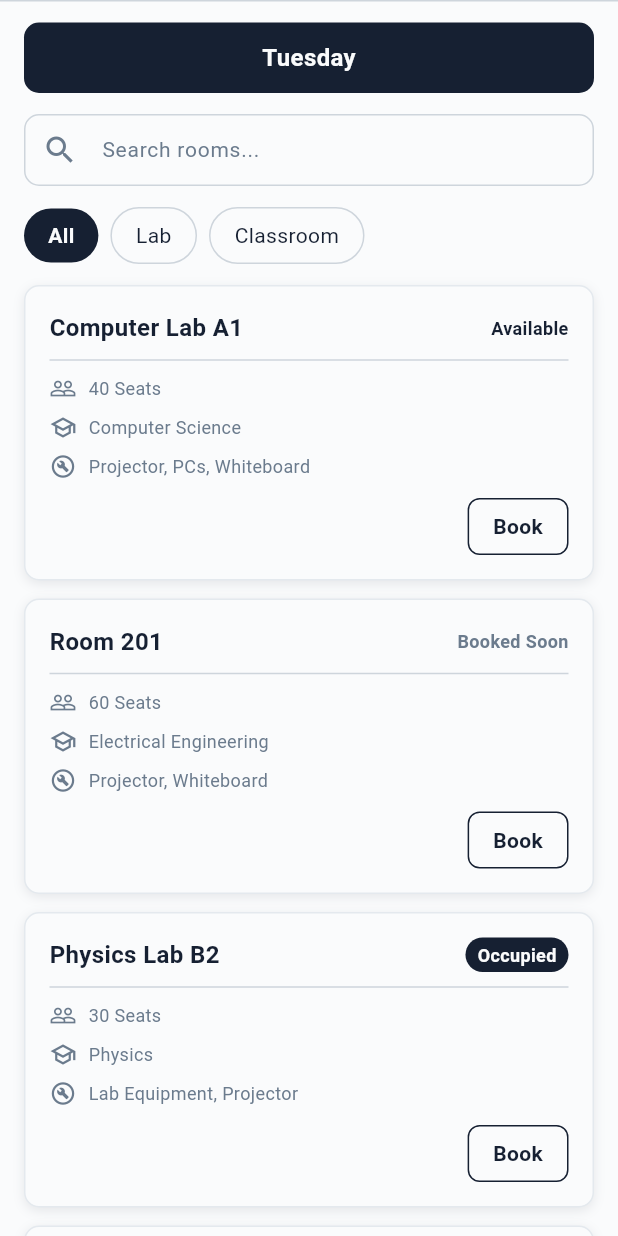
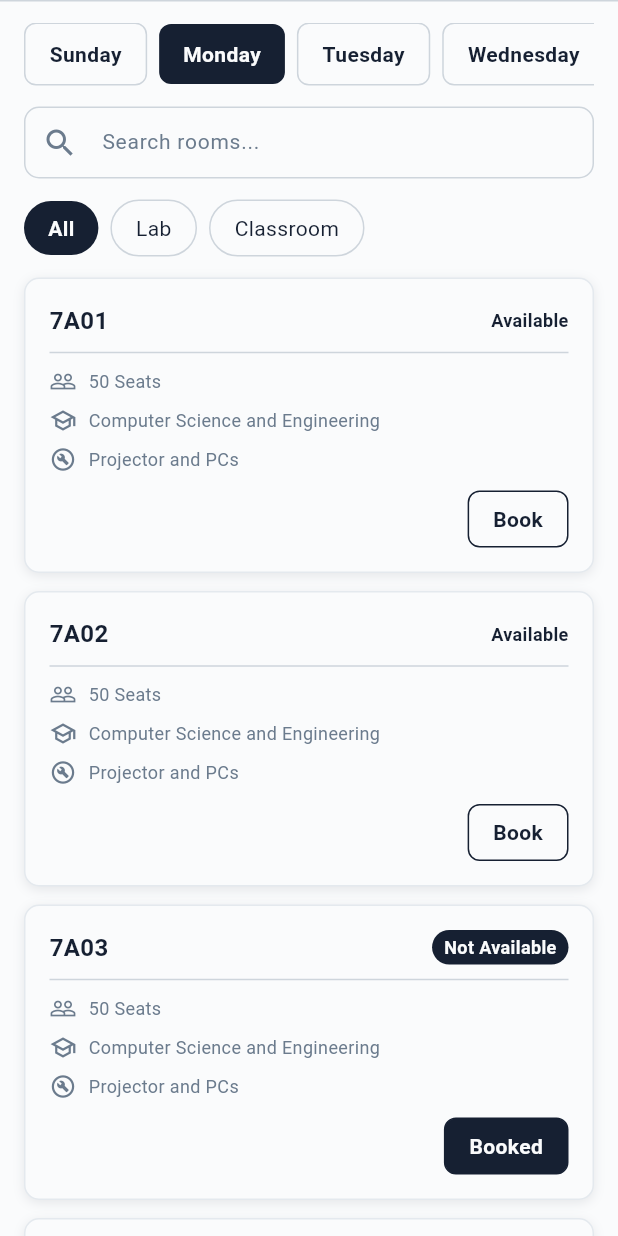
Before and after one commit to Ahnaf181419/CampusX, a Flutter app: the RoomsPage screen opened directly, on a phone screen of 412 x 824 dp. Run offline on Flutter 3.47's test engine with Material 3 defaults, Android fonts, the phone set to English and light mode, and no system bars; our stand-ins replace audioplayers, shared_preferences; accounts and stored records are empty.

Commit message:
room page update

```diff
--- a/lib/features/rooms/models/room_model.dart
+++ b/lib/features/rooms/models/room_model.dart
@@ -1,6 +1,6 @@
-enum RoomType { lab, classRoom }
+enum RoomType { classRoom, lab }
 
-enum RoomStatus { available, bookedSoon, occupied }
+enum RoomStatus { available, occupied }
 
 class RoomModel {
   const RoomModel({
@@ -49,49 +49,187 @@ class RoomModel {
 }
 
 const List<RoomModel> kDummyRooms = [
+  // 7A Wing - Classrooms
   RoomModel(
     id: '1',
-    name: 'Computer Lab A1',
-    type: RoomType.lab,
+    name: '7A01',
+    type: RoomType.classRoom,
     status: RoomStatus.available,
-    capacity: 40,
-    department: 'Computer Science',
-    equipment: 'Projector, PCs, Whiteboard',
+    capacity: 50,
+    department: 'Computer Science and Engineering',
+    equipment: 'Projector and PCs',
   ),
   RoomModel(
     id: '2',
-    name: 'Room 201',
+    name: '7A02',
     type: RoomType.classRoom,
-    status: RoomStatus.bookedSoon,
-    capacity: 60,
-    department: 'Electrical Engineering',
-    equipment: 'Projector, Whiteboard',
+    status: RoomStatus.available,
+    capacity: 50,
+    department: 'Computer Science and Engineering',
+    equipment: 'Projector and PCs',
   ),
   RoomModel(
     id: '3',
-    name: 'Physics Lab B2',
-    type: RoomType.lab,
+    name: '7A03',
+    type: RoomType.classRoom,
     status: RoomStatus.occupied,
-    capacity: 30,
-    department: 'Physics',
-    equipment: 'Lab Equipment, Projector',
+    capacity: 50,
+    department: 'Computer Science and Engineering',
+    equipment: 'Projector and PCs',
   ),
   RoomModel(
     id: '4',
-    name: 'Room 305',
+    name: '7A04',
     type: RoomType.classRoom,
     status: RoomStatus.available,
     capacity: 50,
-    department: 'Business Studies',
-    equipment: 'Projector, Sound System',
+    department: 'Computer Science and Engineering',
+    equipment: 'Projector and PCs',
   ),
   RoomModel(
     id: '5',
-    name: 'Network Lab C1',
+    name: '7A05',
+    type: RoomType.classRoom,
+    status: RoomStatus.occupied,
+    capacity: 50,
+    department: 'Computer Science and Engineering',
+    equipment: 'Projector and PCs',
+  ),
+  RoomModel(
+    id: '6',
+    name: '7A06',
+    type: RoomType.classRoom,
+    status: RoomStatus.available,
+    capacity: 50,
+    department: 'Computer Science and Engineering',
+    equipment: 'Projector and PCs',
+  ),
+  // 7B Wing - Labs
+  RoomModel(
+    id: '7',
+    name: '7B01',
     type: RoomType.lab,
-    status: RoomStatus.bookedSoon,
+    status: RoomStatus.available,
     capacity: 25,
-    department: 'Computer Science',
-    equipment: 'Servers, PCs, Switches',
+    department: 'Computer Science and Engineering',
+    equipment: 'Projector and PCs',
+  ),
+  RoomModel(
+    id: '8',
+    name: '7B02',
+    type: RoomType.lab,
+    status: RoomStatus.occupied,
+    capacity: 25,
+    department: 'Computer Science and Engineering',
+    equipment: 'Projector and PCs',
+  ),
+  RoomModel(
+    id: '9',
+    name: '7B03',
+    type: RoomType.lab,
+    status: RoomStatus.occupied,
+    capacity: 25,
+    department: 'Computer Science and Engineering',
+    equipment: 'Projector and PCs',
+  ),
+  RoomModel(
+    id: '10',
+    name: '7B04',
+    type: RoomType.lab,
+    status: RoomStatus.available,
+    capacity: 25,
+    department: 'Computer Science and Engineering',
+    equipment: 'Projector and PCs',
+  ),
+  RoomModel(
+    id: '11',
+    name: '7B05',
+    type: RoomType.lab,
+    status: RoomStatus.available,
+    capacity: 25,
+    department: 'Computer Science and Engineering',
+    equipment: 'Projector and PCs',
+  ),
+  RoomModel(
+    id: '12',
+    name: '7B06',
+    type: RoomType.lab,
+    status: RoomStatus.occupied,
+    capacity: 25,
+    department: 'Computer Science and Engineering',
+    equipment: 'Projector and PCs',
+  ),
+  RoomModel(
+    id: '13',
+    name: '7B07',
+    type: RoomType.lab,
+    status: RoomStatus.occupied,
+    capacity: 25,
+    department: 'Computer Science and Engineering',
+    equipment: 'Projector and PCs',
+  ),
+  RoomModel(
+    id: '14',
+    name: '7B08',
+    type: RoomType.lab,
+    status: RoomStatus.available,
+    capacity: 25,
+    department: 'Computer Science and Engineering',
+    equipment: 'Projector and PCs',
+  ),
+  // 7C Wing - Classrooms
+  RoomModel(
+    id: '15',
+    name: '7C01',
+    type: RoomType.classRoom,
+    status: RoomStatus.available,
+    capacity: 50,
+    department: 'Computer Science and Engineering',
+    equipment: 'Projector and PCs',
+  ),
+  RoomModel(
+    id: '16',
+    name: '7C02',
+    type: RoomType.classRoom,
+    status: RoomStatus.occupied,
+    capacity: 50,
+    department: 'Computer Science and Engineering',
+    equipment: 'Projector and PCs',
+  ),
+  RoomModel(
+    id: '17',
+    name: '7C03',
+    type: RoomType.classRoom,
+    status: RoomStatus.occupied,
+    capacity: 50,
+    department: 'Computer Science and Engineering',
+    equipment: 'Projector and PCs',
+  ),
+  RoomModel(
+    id: '18',
+    name: '7C04',
+    type: RoomType.classRoom,
+    status: RoomStatus.available,
+    capacity: 50,
+    department: 'Computer Science and Engineering',
+    equipment: 'Projector and PCs',
+  ),
+  RoomModel(
+    id: '19',
+    name: '7C05',
+    type: RoomType.classRoom,
+    status: RoomStatus.available,
+    capacity: 50,
+    department: 'Computer Science and Engineering',
+    equipment: 'Projector and PCs',
+  ),
+  RoomModel(
+    id: '20',
+    name: '7C06',
+    type: RoomType.classRoom,
+    status: RoomStatus.occupied,
+    capacity: 50,
+    department: 'Computer Science and Engineering',
+    equipment: 'Projector and PCs',
   ),
 ];
--- a/lib/features/rooms/rooms_page.dart
+++ b/lib/features/rooms/rooms_page.dart
@@ -2,7 +2,7 @@ import 'package:flutter/material.dart';
 import 'package:campus_x/core/theme/app_colors.dart';
 import 'package:campus_x/core/theme/app_text_styles.dart';
 import 'package:campus_x/features/rooms/models/room_model.dart';
-import 'package:campus_x/features/rooms/widgets/date_button.dart';
+import 'package:campus_x/features/rooms/widgets/day_selector.dart';
 import 'package:campus_x/features/rooms/widgets/room_card.dart';
 import 'package:campus_x/features/rooms/widgets/room_filter_chips.dart';
 
@@ -15,16 +15,24 @@ class RoomsPage extends StatefulWidget {
 
 class _RoomsPageState extends State<RoomsPage> {
   RoomFilter _selectedFilter = RoomFilter.all;
+  late int _selectedDay;
+  String _searchQuery = '';
 
-  static const List<String> _dayNames = [
-    'Monday',
-    'Tuesday',
-    'Wednesday',
-    'Thursday',
-    'Friday',
-    'Saturday',
-    'Sunday',
-  ];
+  static const List<int> _workingDays = [
+    0,
+    1,
+    2,
+    3,
+    6,
+  ]; // Sun, Mon, Tue, Wed, Thu
+
+  @override
+  void initState() {
+    super.initState();
+    // Initialize with today's day (0=Monday, 6=Sunday)
+    // DateTime.weekday: 1=Monday, 7=Sunday
+    _selectedDay = DateTime.now().weekday - 1;
+  }
 
   List<RoomModel> get _filteredRooms {
     return kDummyRooms.where((room) {
@@ -35,14 +43,18 @@ class _RoomsPageState extends State<RoomsPage> {
           room.type != RoomType.classRoom) {
         return false;
       }
+      if (_searchQuery.isNotEmpty &&
+          !room.name.toLowerCase().contains(_searchQuery.toLowerCase())) {
+        return false;
+      }
       return true;
     }).toList();
   }
 
   @override
   Widget build(BuildContext context) {
-    final dayLabel = _dayNames[DateTime.now().weekday - 1];
     final rooms = _filteredRooms;
+    final isWeekend = !_workingDays.contains(_selectedDay);
 
     return Scaffold(
       backgroundColor: AppColors.white,
@@ -57,14 +69,36 @@ class _RoomsPageState extends State<RoomsPage> {
                 children: [
                   const SizedBox(height: 14),
 
-                  // Date button
-                  DateButton(dayLabel: dayLabel),
+                  // Day selector
+                  DaySelector(
+                    selectedDay: _selectedDay,
+                    onDayChanged: (day) {
+                      setState(() => _selectedDay = day);
+                    },
+                  ),
 
                   const SizedBox(height: 14),
 
-                  // Search field (dummy — no filtering)
+                  // Show "No Classes Today" message for weekends
+                  if (isWeekend)
+                    Center(
+                      child: Padding(
+                        padding: const EdgeInsets.symmetric(vertical: 32),
+                        child: Text(
+                          'No Classes Today',
+                          style: AppTextStyles.bodyLarge.copyWith(
+                            fontWeight: FontWeight.w600,
+                            color: AppColors.ash,
+                          ),
+                        ),
+                      ),
+                    )
+                  else ...[
+                    // Search field
                     TextField(
-                    readOnly: true,
+                      onChanged: (value) {
+                        setState(() => _searchQuery = value);
+                      },
                       style: AppTextStyles.bodyMedium,
                       decoration: InputDecoration(
                         hintText: 'Search rooms...',
@@ -83,11 +117,15 @@ class _RoomsPageState extends State<RoomsPage> {
                         ),
                         border: OutlineInputBorder(
                           borderRadius: BorderRadius.circular(10),
-                        borderSide: const BorderSide(color: AppColors.ashLight),
+                          borderSide: const BorderSide(
+                            color: AppColors.ashLight,
+                          ),
                         ),
                         enabledBorder: OutlineInputBorder(
                           borderRadius: BorderRadius.circular(10),
-                        borderSide: const BorderSide(color: AppColors.ashLight),
+                          borderSide: const BorderSide(
+                            color: AppColors.ashLight,
+                          ),
                         ),
                         focusedBorder: OutlineInputBorder(
                           borderRadius: BorderRadius.circular(10),
@@ -119,6 +157,7 @@ class _RoomsPageState extends State<RoomsPage> {
                         return RoomCard(room: rooms[index]);
                       },
                     ),
+                  ],
 
                   const SizedBox(height: 24),
                 ],
--- /dev/null
+++ b/lib/features/rooms/widgets/day_selector.dart
@@ -0,0 +1,65 @@
+import 'package:flutter/material.dart';
+import 'package:campus_x/core/theme/app_colors.dart';
+import 'package:campus_x/core/theme/app_text_styles.dart';
+
+class DaySelector extends StatelessWidget {
+  const DaySelector({
+    super.key,
+    required this.selectedDay,
+    required this.onDayChanged,
+  });
+
+  final int selectedDay; // 0-6: Monday-Sunday
+  final ValueChanged<int> onDayChanged;
+
+  static const List<String> _dayNames = [
+    'Sunday',
+    'Monday',
+    'Tuesday',
+    'Wednesday',
+    'Thursday',
+    'Friday',
+    'Saturday',
+  ];
+
+  @override
+  Widget build(BuildContext context) {
+    return SingleChildScrollView(
+      scrollDirection: Axis.horizontal,
+      child: Row(
+        children: List.generate(_dayNames.length, (index) {
+          final isSelected = selectedDay == index;
+          return Padding(
+            padding: EdgeInsets.only(
+              left: index == 0 ? 0 : 8,
+              right: index == _dayNames.length - 1 ? 0 : 0,
+            ),
+            child: GestureDetector(
+              onTap: () => onDayChanged(index),
+              child: Container(
+                padding: const EdgeInsets.symmetric(
+                  horizontal: 16,
+                  vertical: 10,
+                ),
+                decoration: BoxDecoration(
+                  color: isSelected ? AppColors.black : AppColors.white,
+                  border: isSelected
+                      ? null
+                      : Border.all(color: AppColors.ashLight, width: 1),
+                  borderRadius: BorderRadius.circular(8),
+                ),
+                child: Text(
+                  _dayNames[index],
+                  style: AppTextStyles.bodyMedium.copyWith(
+                    fontWeight: FontWeight.w600,
+                    color: isSelected ? AppColors.white : AppColors.black,
+                  ),
+                ),
+              ),
+            ),
+          );
+        }),
+      ),
+    );
+  }
+}
--- a/lib/features/rooms/widgets/room_card.dart
+++ b/lib/features/rooms/widgets/room_card.dart
@@ -63,7 +63,7 @@ class RoomCard extends StatelessWidget {
             // Book Now button — right-aligned
             Align(
               alignment: Alignment.centerRight,
-              child: _BookNowButton(onTap: onBookNow),
+              child: _BookNowButton(roomStatus: room.status, onTap: onBookNow),
             ),
           ],
         ),
@@ -96,24 +96,37 @@ class _DetailRow extends StatelessWidget {
 }
 
 class _BookNowButton extends StatefulWidget {
-  const _BookNowButton({this.onTap});
+  const _BookNowButton({this.onTap, required this.roomStatus});
 
   final VoidCallback? onTap;
+  final RoomStatus roomStatus;
 
   @override
   State<_BookNowButton> createState() => _BookNowButtonState();
 }
 
 class _BookNowButtonState extends State<_BookNowButton> {
-  bool _booked = false;
+  late bool _booked;
+
+  @override
+  void initState() {
+    super.initState();
+    // If room is occupied, button starts as booked
+    _booked = widget.roomStatus == RoomStatus.occupied;
+  }
 
   @override
   Widget build(BuildContext context) {
+    final isRoomOccupied = widget.roomStatus == RoomStatus.occupied;
+    final isButtonDisabled = isRoomOccupied;
+
     return GestureDetector(
-      onTap: () {
-        setState(() => _booked = !_booked);
-        widget.onTap?.call();
-      },
+      onTap: isButtonDisabled
+          ? null
+          : () {
+              setState(() => _booked = !_booked);
+              widget.onTap?.call();
+            },
       child: AnimatedContainer(
         duration: const Duration(milliseconds: 180),
         curve: Curves.easeInOut,
--- a/lib/features/rooms/widgets/room_filter_chips.dart
+++ b/lib/features/rooms/widgets/room_filter_chips.dart
@@ -57,8 +57,9 @@ class _FilterChip extends StatelessWidget {
 
   @override
   Widget build(BuildContext context) {
-    final Color background =
-        isSelected ? AppColors.chipSelectedBg : AppColors.white;
+    final Color background = isSelected
+        ? AppColors.chipSelectedBg
+        : AppColors.white;
 
     final TextStyle labelStyle = isSelected
         ? AppTextStyles.bodyMedium.copyWith(
--- a/lib/features/rooms/widgets/room_status_indicator.dart
+++ b/lib/features/rooms/widgets/room_status_indicator.dart
@@ -10,8 +10,7 @@ class RoomStatusIndicator extends StatelessWidget {
 
   @override
   Widget build(BuildContext context) {
-    switch (status) {
-      case RoomStatus.available:
+    if (status == RoomStatus.available) {
       return Text(
         'Available',
         style: AppTextStyles.bodySmall.copyWith(
@@ -19,17 +18,7 @@ class RoomStatusIndicator extends StatelessWidget {
           color: AppColors.black,
         ),
       );
-
-      case RoomStatus.bookedSoon:
-        return Text(
-          'Booked Soon',
-          style: AppTextStyles.bodySmall.copyWith(
-            fontWeight: FontWeight.w600,
-            color: AppColors.ash,
-          ),
-        );
-
-      case RoomStatus.occupied:
+    } else {
       return Container(
         padding: const EdgeInsets.symmetric(horizontal: 8, vertical: 3),
         decoration: BoxDecoration(
@@ -37,7 +26,7 @@ class RoomStatusIndicator extends StatelessWidget {
           borderRadius: BorderRadius.circular(20),
         ),
         child: Text(
-            'Occupied',
+          'Not Available',
           style: AppTextStyles.bodySmall.copyWith(
             fontWeight: FontWeight.bold,
             color: AppColors.white,
```
Also changed, not shown: pubspec.lock. Lines whose indentation alone changed are shown as unchanged.
